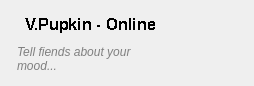
Before: the Qt Designer form src/plugins/statuschanger/statuswidget.ui in silvansky/Contacts, drawn with Qt 5.
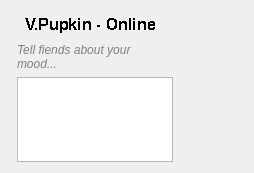
After: the same form once the commit is applied. Custom widgets are drawn as their Qt base class.

Commit message: class utils/AutoSizeTextEdit created

Patch:
```diff
--- a/src/plugins/statuschanger/statuswidget.ui
+++ b/src/plugins/statuschanger/statuswidget.ui
@@ -7,14 +7,14 @@
     <x>0</x>
     <y>0</y>
     <width>254</width>
-    <height>82</height>
+    <height>173</height>
    </rect>
   </property>
   <property name="windowTitle">
    <string>StatusWidget</string>
   </property>
-  <layout class="QHBoxLayout" name="horizontalLayout">
-   <item>
+  <layout class="QGridLayout" name="gridLayout">
+   <item row="0" column="0" rowspan="2">
     <layout class="QFormLayout" name="formLayout">
      <property name="fieldGrowthPolicy">
       <enum>QFormLayout::AllNonFixedFieldsGrow</enum>
@@ -67,9 +67,12 @@
        </property>
       </widget>
      </item>
+     <item row="2" column="1">
+      <widget class="AutoSizeTextEdit" name="moodEdit"/>
+     </item>
     </layout>
    </item>
-   <item>
+   <item row="0" column="1">
     <widget class="QLabel" name="avatarLabel">
      <property name="sizePolicy">
       <sizepolicy hsizetype="Fixed" vsizetype="Fixed">
@@ -91,8 +94,28 @@
      </property>
     </widget>
    </item>
+   <item row="1" column="1">
+    <spacer name="verticalSpacer">
+     <property name="orientation">
+      <enum>Qt::Vertical</enum>
+     </property>
+     <property name="sizeHint" stdset="0">
+      <size>
+       <width>20</width>
+       <height>0</height>
+      </size>
+     </property>
+    </spacer>
+   </item>
   </layout>
  </widget>
+ <customwidgets>
+  <customwidget>
+   <class>AutoSizeTextEdit</class>
+   <extends>QTextEdit</extends>
+   <header location="global">utils/autosizetextedit.h</header>
+  </customwidget>
+ </customwidgets>
  <resources/>
  <connections/>
 </ui>
```
The commit also changes 9 other files.
